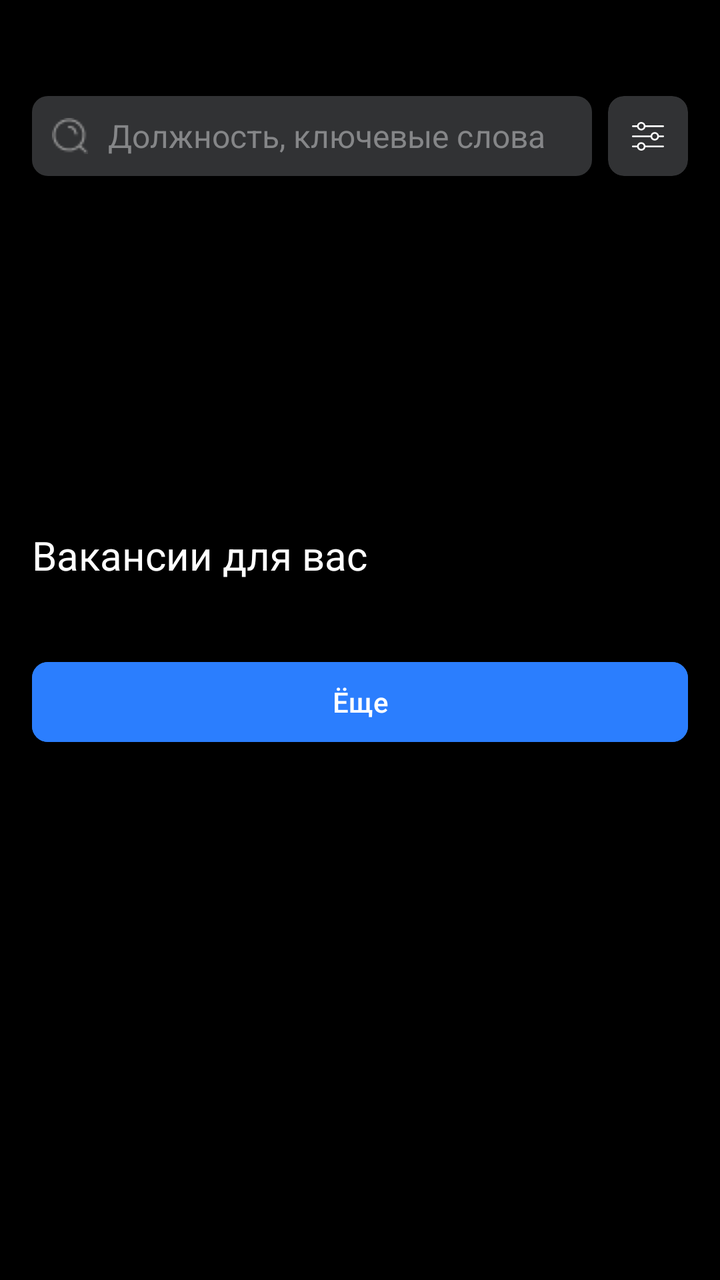
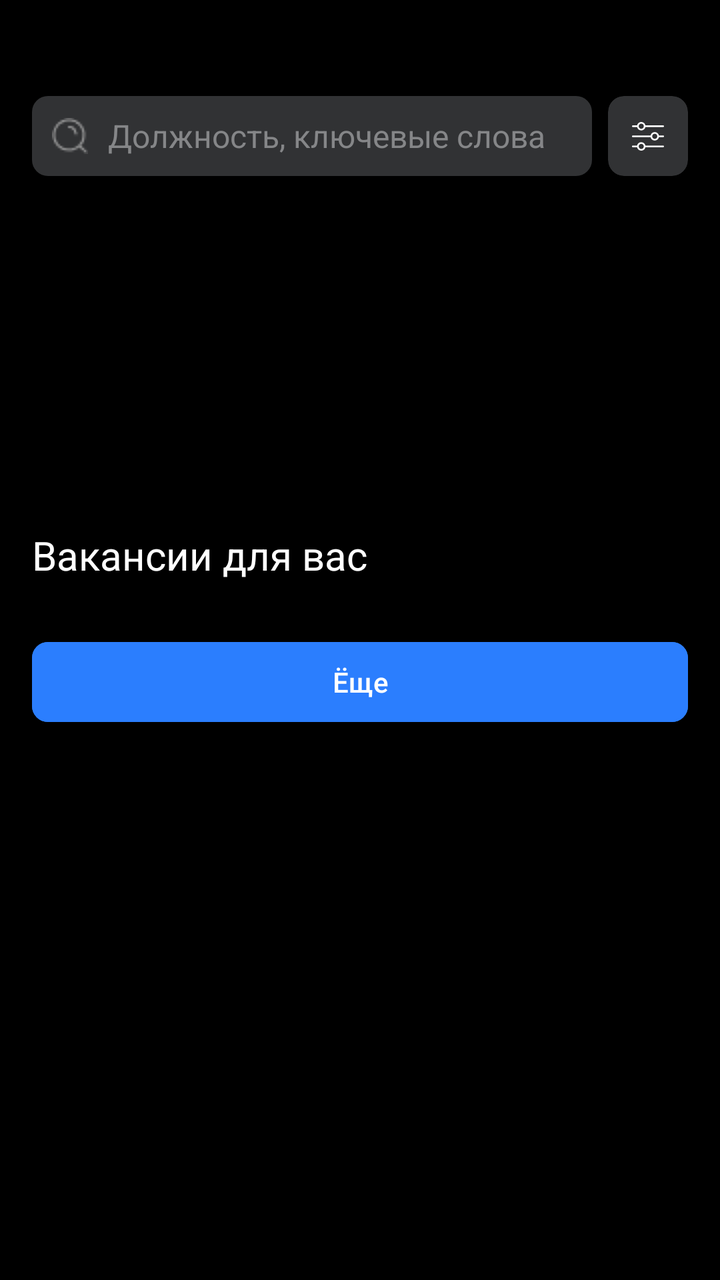

Compare the two renders of this Android layout. The source of the first and the diff that turns it into the second are given below.
<!-- AndroidManifest.xml: application theme Theme.JobSearchApp -->
<!-- res/layout/fragment_main_screen.xml -->
<?xml version="1.0" encoding="utf-8"?>
<androidx.constraintlayout.widget.ConstraintLayout xmlns:android="http://schemas.android.com/apk/res/android"
    xmlns:app="http://schemas.android.com/apk/res-auto"
    xmlns:tools="http://schemas.android.com/tools"
    android:layout_width="match_parent"
    android:layout_height="match_parent"
    android:background="@color/black"
    android:backgroundTint="@color/black"
    tools:context=".presentation.search.MainScreen">

    <androidx.core.widget.NestedScrollView
        android:layout_width="0dp"
        android:layout_height="0dp"
        android:fillViewport="true"
        app:layout_constraintBottom_toBottomOf="parent"
        app:layout_constraintEnd_toEndOf="parent"
        app:layout_constraintStart_toStartOf="parent"
        app:layout_constraintTop_toTopOf="parent">

        <LinearLayout
            android:layout_width="match_parent"
            android:layout_height="wrap_content"
            android:orientation="vertical">

            <androidx.constraintlayout.widget.ConstraintLayout
                android:layout_width="match_parent"
                android:layout_height="wrap_content"
                android:orientation="horizontal">

                <EditText
                    android:id="@+id/edJob"
                    android:layout_width="0dp"
                    android:layout_height="40dp"
                    android:layout_marginStart="16dp"
                    android:layout_marginTop="48dp"
                    android:layout_marginEnd="8dp"
                    android:layout_marginBottom="16dp"
                    android:background="@drawable/radius_edittext"
                    android:backgroundTint="@color/grey2"
                    android:drawableStart="@drawable/search_false1x"
                    android:drawablePadding="10dp"
                    android:ems="10"
                    android:hint="@string/search_hint"
                    android:inputType="text"
                    android:paddingLeft="10dp"
                    android:textColor="@color/grey5"
                    android:textColorHint="@color/grey3"
                    android:textSize="16sp"
                    app:layout_constraintBottom_toBottomOf="parent"
                    app:layout_constraintEnd_toStartOf="@+id/cardView2"
                    app:layout_constraintStart_toStartOf="parent"
                    app:layout_constraintTop_toTopOf="parent" />

                <androidx.cardview.widget.CardView
                    android:id="@+id/cardView2"
                    android:layout_width="40dp"
                    android:layout_height="40dp"
                    android:layout_marginTop="48dp"
                    android:layout_marginEnd="16dp"
                    android:background="@drawable/radius_edittext"
                    android:backgroundTint="@color/grey2"
                    app:cardCornerRadius="8dp"
                    app:layout_constraintEnd_toEndOf="parent"
                    app:layout_constraintTop_toTopOf="parent">

                    <ImageView
                        android:id="@+id/imUnon"
                        android:layout_width="28dp"
                        android:layout_height="24dp"
                        android:layout_gravity="center"
                        android:src="@drawable/union3x" />
                </androidx.cardview.widget.CardView>
            </androidx.constraintlayout.widget.ConstraintLayout>

            <androidx.recyclerview.widget.RecyclerView
                android:id="@+id/rcViewRec"
                android:layout_width="match_parent"
                android:layout_height="120dp"
                android:layout_marginLeft="16dp" />

            <TextView
                android:id="@+id/tvVacanciesFY"
                android:layout_width="wrap_content"
                android:layout_height="wrap_content"
                android:layout_marginLeft="16dp"
                android:layout_marginTop="40dp"
                android:layout_marginBottom="16dp"
                android:text="@string/jobs_for_you"
                android:textColor="@color/white"
                android:textSize="20sp" />

            <androidx.recyclerview.widget.RecyclerView
                android:id="@+id/rcViewVacancies"
                android:layout_width="match_parent"
                android:layout_height="wrap_content"
                android:layout_marginLeft="16dp"
                android:layout_marginRight="16dp"
                android:layout_marginBottom="20dp" />

            <Button
                android:id="@+id/bMore"
                android:layout_width="match_parent"
                android:layout_height="48dp"
                android:layout_marginLeft="16dp"
                android:layout_marginRight="16dp"
                android:layout_marginBottom="8dp"
                android:backgroundTint="@color/blue"
                android:text="@string/more"
                android:textColor="@color/white"
                app:cornerRadius="8dp" />

        </LinearLayout>
    </androidx.core.widget.NestedScrollView>
</androidx.constraintlayout.widget.ConstraintLayout>
<!-- resources referenced by this layout -->
<resources>
  <color name="black">#FF000000</color>
  <color name="blue">#2B7EFE</color>
  <color name="grey2">#313234</color>
  <color name="grey3">#858688</color>
  <color name="grey5">#DBDBDB</color>
  <color name="white">#FFFFFFFF</color>
  <!-- drawable radius_edittext (drawable) -->
  <?xml version="1.0" encoding="utf-8"?>
  <shape xmlns:android="http://schemas.android.com/apk/res/android"
      android:shape="rectangle">
  
      <corners android:radius="8dp"/> 
  
      <solid android:color="#313234"/> 
  
      
  </shape>
  <!-- drawable search_false1x: png bitmap (drawable, 481 bytes) -->
  <!-- drawable union3x: png bitmap (drawable, 806 bytes) -->
  <string name="jobs_for_you">Вакансии для вас</string>
  <string name="more">Ёще</string>
  <string name="search_hint">Должность, ключевые слова</string>
  <style name="Theme.JobSearchApp" parent="Base.Theme.JobSearchApp" />
  <style name="Base.Theme.JobSearchApp" parent="Theme.Material3.DayNight.NoActionBar">
          
          
          <item name="colorPrimary">@color/grey2 </item>
  
      </style>
</resources>

<!-- the commit's change to res/layout/fragment_main_screen.xml (unified diff, before → after) -->
@@ -59,6 +59,7 @@
                     android:layout_marginEnd="16dp"
                     android:background="@drawable/radius_edittext"
                     android:backgroundTint="@color/grey2"
+                    android:clickable="true"
                     app:cardCornerRadius="8dp"
                     app:layout_constraintEnd_toEndOf="parent"
                     app:layout_constraintTop_toTopOf="parent">
@@ -68,8 +69,22 @@
                         android:layout_width="28dp"
                         android:layout_height="24dp"
                         android:layout_gravity="center"
+                        android:clickable="true"
                         android:src="@drawable/union3x" />
                 </androidx.cardview.widget.CardView>
+
+                <ImageView
+                    android:id="@+id/imBack"
+                    android:layout_width="28dp"
+                    android:layout_height="28dp"
+                    android:layout_marginStart="20dp"
+                    android:layout_marginTop="54dp"
+                    android:background="@drawable/radius_edittext"
+                    android:src="@drawable/bac3x"
+                    app:layout_constraintStart_toStartOf="parent"
+                    app:layout_constraintTop_toTopOf="parent"
+                    android:visibility="gone"
+                    android:clickable="true"/>
             </androidx.constraintlayout.widget.ConstraintLayout>
 
             <androidx.recyclerview.widget.RecyclerView
@@ -77,6 +92,52 @@
                 android:layout_width="match_parent"
                 android:layout_height="120dp"
                 android:layout_marginLeft="16dp" />
+
+            <LinearLayout
+                android:id="@+id/linearMore"
+                android:layout_width="match_parent"
+                android:layout_height="wrap_content"
+                android:layout_marginBottom="20dp"
+                android:orientation="horizontal"
+                android:visibility="gone">
+
+                <TextView
+                    android:id="@+id/vacanciesNum"
+                    android:layout_width="wrap_content"
+                    android:layout_height="wrap_content"
+                    android:layout_marginLeft="16dp"
+                    android:layout_weight="1"
+                    android:text=""
+                    android:textColor="@color/white" />
+
+                <LinearLayout
+                    android:layout_width="wrap_content"
+                    android:layout_height="wrap_content"
+                    android:layout_weight="0"
+                    android:orientation="horizontal">
+
+                    <TextView
+                        android:id="@+id/tvFilter"
+                        android:layout_width="wrap_content"
+                        android:layout_height="wrap_content"
+                        android:layout_weight="1"
+                        android:text="@string/filter_tv"
+                        android:textColor="@color/blue" />
+
+                    <ImageView
+                        android:id="@+id/imFilter"
+                        android:layout_width="20dp"
+                        android:layout_height="20dp"
+                        android:layout_gravity="end"
+                        android:layout_marginLeft="5dp"
+                        android:layout_marginRight="16dp"
+                        android:layout_weight="1"
+                        android:paddingLeft="-10dp"
+                        android:paddingTop="3dp"
+                        android:src="@drawable/sort3x" />
+                </LinearLayout>
+
+            </LinearLayout>
 
             <TextView
                 android:id="@+id/tvVacanciesFY"
@@ -89,25 +150,44 @@
                 android:textColor="@color/white"
                 android:textSize="20sp" />
 
-            <androidx.recyclerview.widget.RecyclerView
-                android:id="@+id/rcViewVacancies"
+            <androidx.constraintlayout.widget.ConstraintLayout
                 android:layout_width="match_parent"
-                android:layout_height="wrap_content"
-                android:layout_marginLeft="16dp"
-                android:layout_marginRight="16dp"
-                android:layout_marginBottom="20dp" />
+                android:layout_height="wrap_content">
 
-            <Button
-                android:id="@+id/bMore"
-                android:layout_width="match_parent"
-                android:layout_height="48dp"
-                android:layout_marginLeft="16dp"
-                android:layout_marginRight="16dp"
-                android:layout_marginBottom="8dp"
-                android:backgroundTint="@color/blue"
-                android:text="@string/more"
-                android:textColor="@color/white"
-                app:cornerRadius="8dp" />
+                <androidx.recyclerview.widget.RecyclerView
+                    android:id="@+id/rcViewVacancies"
+                    android:layout_width="match_parent"
+                    android:layout_height="wrap_content"
+                    android:paddingBottom="10dp"
+                    app:layout_constraintStart_toStartOf="parent"
+                    app:layout_constraintTop_toTopOf="parent" />
+
+                <TextView
+                    android:id="@+id/tvTemp"
+                    android:layout_width="wrap_content"
+                    android:layout_height="wrap_content"
+                    android:layout_marginStart="76dp"
+                    android:layout_marginTop="58dp"
+                    android:visibility="invisible"
+                    android:text="TextView"
+                    android:textColor="@color/white"
+                    app:layout_constraintStart_toStartOf="parent"
+                    app:layout_constraintTop_toBottomOf="@+id/bMore" />
+
+                <Button
+                    android:id="@+id/bMore"
+                    android:layout_width="match_parent"
+                    android:layout_height="48dp"
+                    android:layout_marginStart="16dp"
+                    android:layout_marginEnd="16dp"
+                    android:backgroundTint="@color/blue"
+                    android:text="@string/more"
+                    android:textColor="@color/white"
+                    app:cornerRadius="8dp"
+                    app:layout_constraintEnd_toEndOf="parent"
+                    app:layout_constraintStart_toStartOf="parent"
+                    app:layout_constraintTop_toBottomOf="@+id/rcViewVacancies" />
+            </androidx.constraintlayout.widget.ConstraintLayout>
 
         </LinearLayout>
     </androidx.core.widget.NestedScrollView>
<!-- resource entries referenced after the edit -->
@@ -6,6 +6,7 @@
   <color name="grey3">#858688</color>
   <color name="grey5">#DBDBDB</color>
   <color name="white">#FFFFFFFF</color>
+  <!-- drawable bac3x: png bitmap (drawable, 431 bytes) -->
   <!-- drawable radius_edittext (drawable) -->
   <?xml version="1.0" encoding="utf-8"?>
   <shape xmlns:android="http://schemas.android.com/apk/res/android"
@@ -18,7 +19,9 @@
       
   </shape>
   <!-- drawable search_false1x: png bitmap (drawable, 481 bytes) -->
+  <!-- drawable sort3x: png bitmap (drawable, 695 bytes) -->
   <!-- drawable union3x: png bitmap (drawable, 806 bytes) -->
+  <string name="filter_tv">По соответствию</string>
   <string name="jobs_for_you">Вакансии для вас</string>
   <string name="more">Ёще</string>
   <string name="search_hint">Должность, ключевые слова</string>
